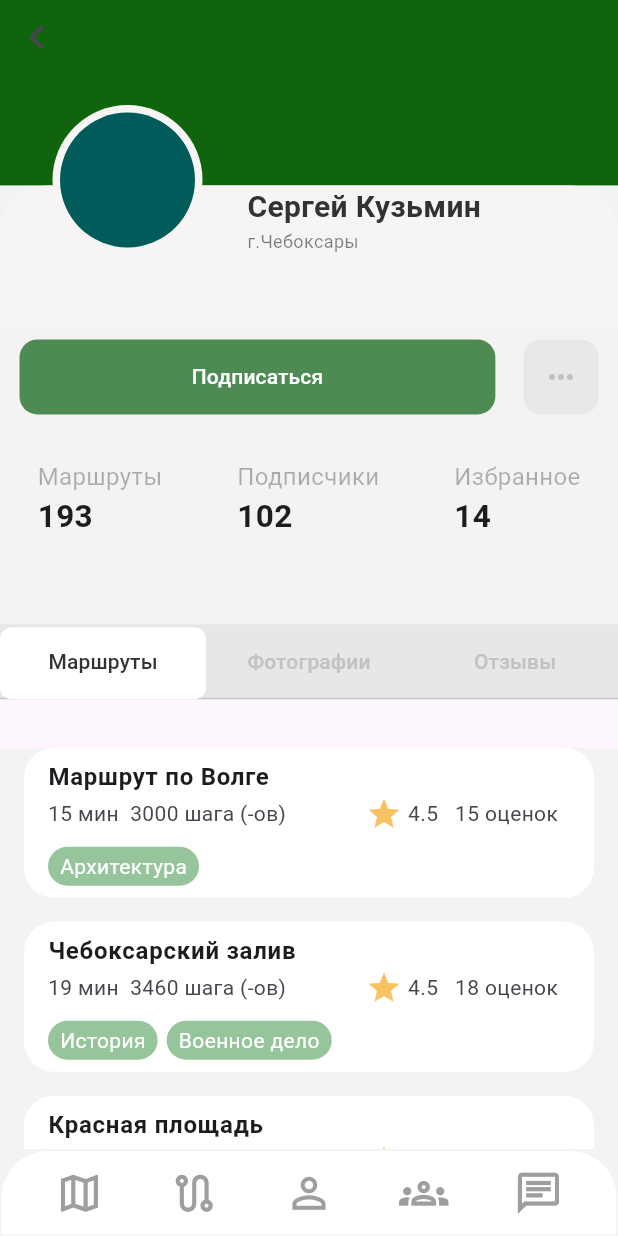
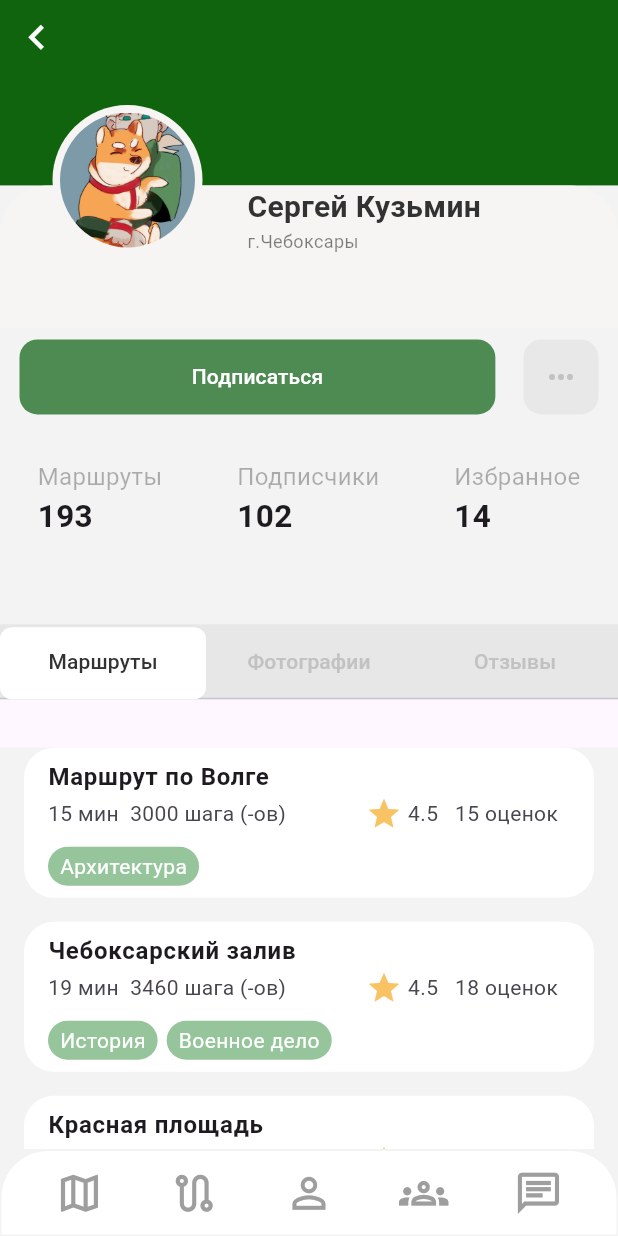
Before and after one commit to Semenovvvv/MyGid, a Flutter app: the Profile screen opened by its route, on a phone screen of 412 x 824 dp. Run offline on Flutter 3.47's test engine with Material 2 defaults, Android fonts, the phone set to English and light mode, and no system bars; our stand-ins replace convex_bottom_bar, geolocator; missing offline and left inert: yandex_mapkit.

Commit message:
Картинка в профиль
:) мяу

```diff
--- a/lib/features/profile/profile_screen/view/profile_screen.dart
+++ b/lib/features/profile/profile_screen/view/profile_screen.dart
@@ -147,6 +147,7 @@ class _ProfileState extends State<Profile> {
                           icon: Icon(
                             Icons.navigate_before,
                             size: MediaQuery.of(context).size.width * 0.08,
+                            color: const Color.fromARGB(255, 255, 255, 255),
                             )
                         ),
                       ),
@@ -471,8 +472,8 @@ class _ProfileState extends State<Profile> {
                 height: 90,
                 decoration: BoxDecoration(
                   shape: BoxShape.circle,
-                  color: Color.fromRGBO(0, 91, 91, 1.0),
-                  //image: DecorationImage(image: AssetImage("lib/assets/images/bg_profile.png"), fit: BoxFit.cover),
+                  //color: Color.fromRGBO(0, 91, 91, 1.0),
+                  image: DecorationImage(image: AssetImage("lib/assets/images/avatar.jpg"), fit: BoxFit.cover),
                 ),
               ),
             ),
--- a/lib/widgets/navigation_bar.dart
+++ b/lib/widgets/navigation_bar.dart
@@ -27,10 +27,10 @@ class _BottomNavBarState extends State<BottomNavBar> {
         children:[
           IconButton(
             color: _selectedButtonIndex == 1 ? Colors.black : Colors.grey,
-            onPressed: (){ setState(() {
+            onPressed: (){setState(() {
               _selectedButtonIndex = 1;
               Navigator.pushNamed(context, '/');
-             });},
+            });},
             icon: Icon(Icons.map_outlined, size: iconSize,)),
 
           IconButton(
--- a/pubspec.yaml
+++ b/pubspec.yaml
@@ -62,6 +62,11 @@ flutter:
   # the material Icons class.
   uses-material-design: true
 
+#list<String> images = ['lib/assets/images/avatar.jpg']
+
+  assets:
+    - lib/assets/images/avatar.jpg
+
   # To add assets to your application, add an assets section, like this:
   # assets:
   #   - images/a_dot_burr.jpeg
```
Also changed, not shown: lib/assets/images/avatar.jpg (added).
